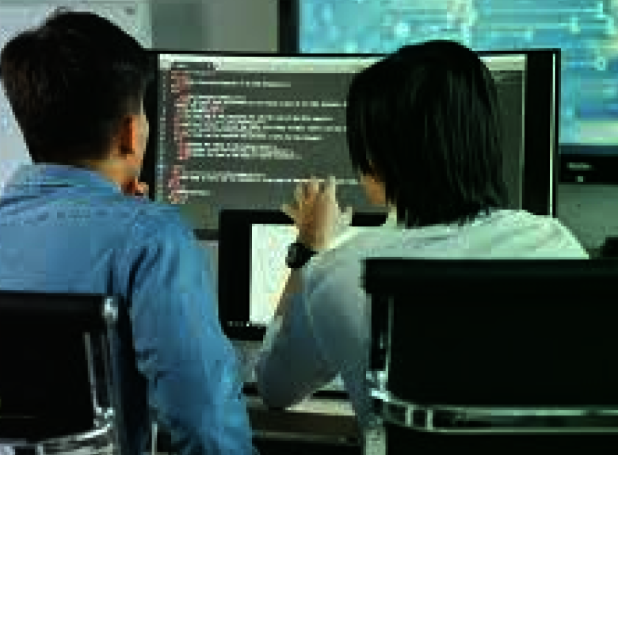
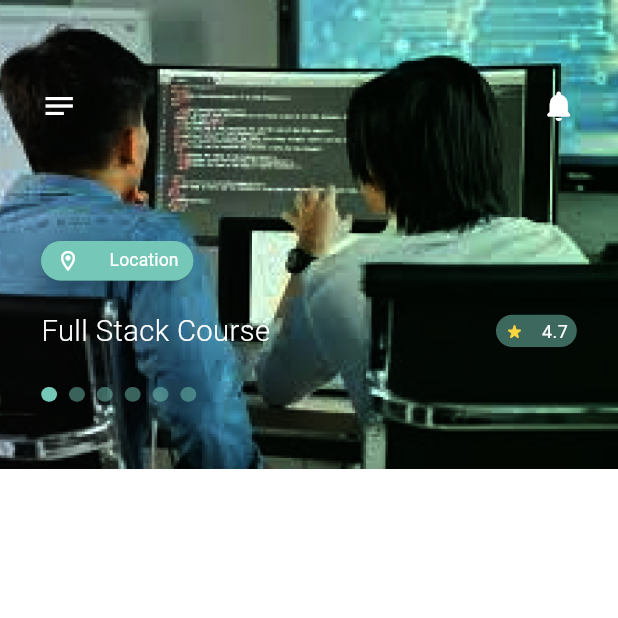
Before and after one commit to MagdyAyman6/courses_app, a Flutter app: the MyHomePageViewBody screen opened by its route, on a phone screen of 412 x 824 dp, the top half of it. Run offline on Flutter 3.47's test engine with Material 3 defaults, Android fonts, the phone set to English and light mode, and no system bars; drawn by our look-alikes of smooth_page_indicator; our stand-ins replace flutter_screenutil, go_router.

Commit message:
HomePage Editing

```diff
--- a/lib/core/utils/app_color.dart
+++ b/lib/core/utils/app_color.dart
@@ -19,4 +19,6 @@ abstract class AppColor {
   static const kName2Color = Color(0xff8A8A8A);
   static const kRateNumber = Color(0xff6F6F6F);
   static const kRateIcon = Color(0xffFCD53F);
+  static const kIconsColor = Color(0xff75C8B7);
+  static const kRateContainerColor = Color(0xff75C8B7);
 }
--- a/lib/core/utils/app_router.dart
+++ b/lib/core/utils/app_router.dart
@@ -47,7 +47,7 @@ abstract class AppRouter {
       GoRoute(
         path: kMyHomeView,
         builder: (BuildContext context, GoRouterState state) {
-          return const MyHomePageViewBody();
+          return MyHomePageViewBody();
         },
       ),
     ],
--- a/lib/features/home/presentation/views/my_home_page_view.dart
+++ b/lib/features/home/presentation/views/my_home_page_view.dart
@@ -6,6 +6,6 @@ class MyHomePage extends StatelessWidget {
 
   @override
   Widget build(BuildContext context) {
-    return const MyHomePageViewBody();
+    return MyHomePageViewBody();
   }
 }
--- a/lib/features/home/presentation/views/widgets/my_home_page_view_body.dart
+++ b/lib/features/home/presentation/views/widgets/my_home_page_view_body.dart
@@ -1,17 +1,31 @@
-import 'package:course_app/features/home/presentation/views/widgets/slider_container.dart';
+import 'package:course_app/features/home/presentation/views/widgets/slider_container/slider_container.dart';
 import 'package:flutter/material.dart';
 
 class MyHomePageViewBody extends StatelessWidget {
-  const MyHomePageViewBody({super.key});
+  MyHomePageViewBody({super.key});
+
+  final PageController controller = PageController();
+  final int _currentPage = 0;
+
+  void nextPage() {
+    if (_currentPage < 5) {
+      controller.nextPage(
+        duration: const Duration(milliseconds: 100),
+        curve: Curves.easeInCirc,
+      );
+    }
+  }
 
   @override
   Widget build(BuildContext context) {
-    return const Scaffold(
+    return Scaffold(
       backgroundColor: Colors.white,
       body: Column(
         mainAxisAlignment: MainAxisAlignment.start,
         children: [
-          SliderContainer(),
+          SliderContainer(
+            controller: controller,
+          ),
         ],
       ),
     );
--- a/lib/features/home/presentation/views/widgets/slider_container.dart
+++ /dev/null
@@ -1,24 +0,0 @@
-import 'package:flutter/material.dart';
-import 'package:flutter_screenutil/flutter_screenutil.dart';
-import '../../../../../core/utils/assets.dart';
-
-class SliderContainer extends StatelessWidget {
-  const SliderContainer({super.key});
-
-  @override
-  Widget build(BuildContext context) {
-    return Container(
-      width:390.w,
-      height: 311.h,
-      decoration: const BoxDecoration(
-        image: DecorationImage(
-          colorFilter: ColorFilter.srgbToLinearGamma(),
-          image: AssetImage(
-            AssetsData.homeSliderCover,
-          ),
-          fit: BoxFit.cover,
-        ),
-      ),
-    );
-  }
-}
--- /dev/null
+++ b/lib/features/home/presentation/views/widgets/slider_container/location_button.dart
@@ -0,0 +1,43 @@
+import 'package:flutter/material.dart';
+import 'package:flutter_screenutil/flutter_screenutil.dart';
+
+import '../../../../../../core/utils/app_color.dart';
+import '../../../../../../core/utils/styles.dart';
+
+class LocationButton extends StatelessWidget {
+  const LocationButton({super.key});
+
+  @override
+  Widget build(BuildContext context) {
+    return Align(
+      alignment: Alignment.centerLeft,
+      child: Container(
+        width: 96.w,
+        height: 27.h,
+        decoration: BoxDecoration(
+          color: AppColor.kIconsColor,
+          borderRadius: BorderRadius.circular(33),
+        ),
+        child: FloatingActionButton(
+          backgroundColor: AppColor.kIconsColor,
+          onPressed: () {},
+          child: Row(
+            mainAxisAlignment: MainAxisAlignment.spaceAround,
+            children: [
+              const Icon(
+                Icons.location_on_outlined,
+                size: 16,
+                color: Colors.white,
+              ),
+              Text(
+                "Location",
+                style: Styles.textStyle12
+                    .copyWith(color: Colors.white, fontSize: 12.sp),
+              ),
+            ],
+          ),
+        ),
+      ),
+    );
+  }
+}
--- /dev/null
+++ b/lib/features/home/presentation/views/widgets/slider_container/rate_box.dart
@@ -0,0 +1,49 @@
+import 'package:flutter/material.dart';
+import 'package:flutter_screenutil/flutter_screenutil.dart';
+
+import '../../../../../../core/utils/app_color.dart';
+import '../../../../../../core/utils/styles.dart';
+
+class RateBox extends StatelessWidget {
+  const RateBox({super.key});
+
+  @override
+  Widget build(BuildContext context) {
+    return Padding(
+      padding: EdgeInsets.only(top: 20.h),
+      child: Row(
+        mainAxisAlignment: MainAxisAlignment.spaceBetween,
+        children: [
+          Text(
+            "Full Stack Course",
+            style: Styles.textStyle20.copyWith(fontSize: 20.sp),
+          ),
+          Container(
+            width: 51.w,
+            height: 22.h,
+            decoration: BoxDecoration(
+              color: AppColor.kRateContainerColor.withOpacity(0.5),
+              borderRadius: BorderRadius.circular(12.r),
+            ),
+            child: Row(
+              mainAxisAlignment: MainAxisAlignment.spaceAround,
+              children: [
+                const Icon(
+                  Icons.star_rate_rounded,
+                  size: 13,
+                  color: AppColor.kRateIcon,
+                ),
+                Text(
+                  "4.7",
+                  style: Styles.textStyle12.copyWith(
+                    color: Colors.white,
+                  ),
+                ),
+              ],
+            ),
+          ),
+        ],
+      ),
+    );
+  }
+}
--- /dev/null
+++ b/lib/features/home/presentation/views/widgets/slider_container/slider_container.dart
@@ -0,0 +1,45 @@
+import 'package:course_app/features/home/presentation/views/widgets/slider_container/location_button.dart';
+import 'package:course_app/features/home/presentation/views/widgets/slider_container/rate_box.dart';
+import 'package:course_app/features/home/presentation/views/widgets/slider_container/slider_container_indicator.dart';
+import 'package:course_app/features/home/presentation/views/widgets/slider_container/slider_head_icons.dart';
+import 'package:flutter/material.dart';
+import 'package:flutter_screenutil/flutter_screenutil.dart';
+import '../../../../../../core/utils/assets.dart';
+
+class SliderContainer extends StatelessWidget {
+  const SliderContainer({super.key, required this.controller});
+
+  final PageController controller;
+
+  @override
+  Widget build(BuildContext context) {
+    return Container(
+      width: 390.w,
+      height: 320.h,
+      decoration: const BoxDecoration(
+        image: DecorationImage(
+          colorFilter: ColorFilter.srgbToLinearGamma(),
+          image: AssetImage(
+            AssetsData.homeSliderCover,
+          ),
+          fit: BoxFit.fill,
+        ),
+      ),
+      child: Padding(
+        padding:
+            EdgeInsets.only(left: 26.w, right: 26.w, top: 60.h, bottom: 30.w),
+        child: Column(
+          children: [
+            const SliderHeadIcons(),
+            SizedBox(
+              height: 80.h,
+            ),
+            const LocationButton(),
+            const RateBox(),
+            SliderContainerIndicator(controller: controller),
+          ],
+        ),
+      ),
+    );
+  }
+}
--- /dev/null
+++ b/lib/features/home/presentation/views/widgets/slider_container/slider_container_indicator.dart
@@ -0,0 +1,33 @@
+import 'package:flutter/material.dart';
+import 'package:flutter_screenutil/flutter_screenutil.dart';
+import 'package:smooth_page_indicator/smooth_page_indicator.dart';
+
+import '../../../../../../core/utils/app_color.dart';
+
+class SliderContainerIndicator extends StatelessWidget {
+  const SliderContainerIndicator({super.key, required this.controller});
+
+  final PageController controller;
+
+  @override
+  Widget build(BuildContext context) {
+    return Align(
+      alignment: Alignment.centerLeft,
+      child: Container(
+        margin: EdgeInsets.only(top: 24.h),
+        height: 10.h,
+        width: 90.w,
+        child: SmoothPageIndicator(
+          controller: controller,
+          count: 6,
+          effect: JumpingDotEffect(
+            dotHeight: 10.h,
+            dotWidth: 10.w,
+            dotColor: AppColor.kOnboardingIndicatorColor.withOpacity(0.48),
+            activeDotColor: AppColor.kOnboardingIndicatorColor,
+          ),
+        ),
+      ),
+    );
+  }
+}
--- /dev/null
+++ b/lib/features/home/presentation/views/widgets/slider_container/slider_head_icons.dart
@@ -0,0 +1,24 @@
+import 'package:flutter/material.dart';
+
+class SliderHeadIcons extends StatelessWidget {
+  const SliderHeadIcons({super.key});
+
+  @override
+  Widget build(BuildContext context) {
+    return const Row(
+      mainAxisAlignment: MainAxisAlignment.spaceBetween,
+      children: [
+        Icon(
+          Icons.notes_outlined,
+          size: 24,
+          color: Colors.white,
+        ),
+        Icon(
+          Icons.notifications_rounded,
+          size: 24,
+          color: Colors.white,
+        ),
+      ],
+    );
+  }
+}
--- a/lib/features/splash/presentation/widgets/on_boarding_page_indecator.dart
+++ b/lib/features/splash/presentation/widgets/on_boarding_page_indecator.dart
@@ -14,10 +14,10 @@ class OnboardingPageIndicator extends StatelessWidget {
     return SmoothPageIndicator(
       controller: controller,
       count: 3,
-      effect: ExpandingDotsEffect(
+      effect: JumpingDotEffect(
         dotHeight: 10.h,
         dotWidth: 10.w,
-        dotColor: Color(0xff75c8b780),
+        dotColor: const Color(0xff75C8B7),
         activeDotColor: AppColor.kOnboardingIndicatorColor,
       ),
     );
```
Also changed, not shown: lib/core/widgets/custom_buttom.dart (added, +30 -0 lines).
